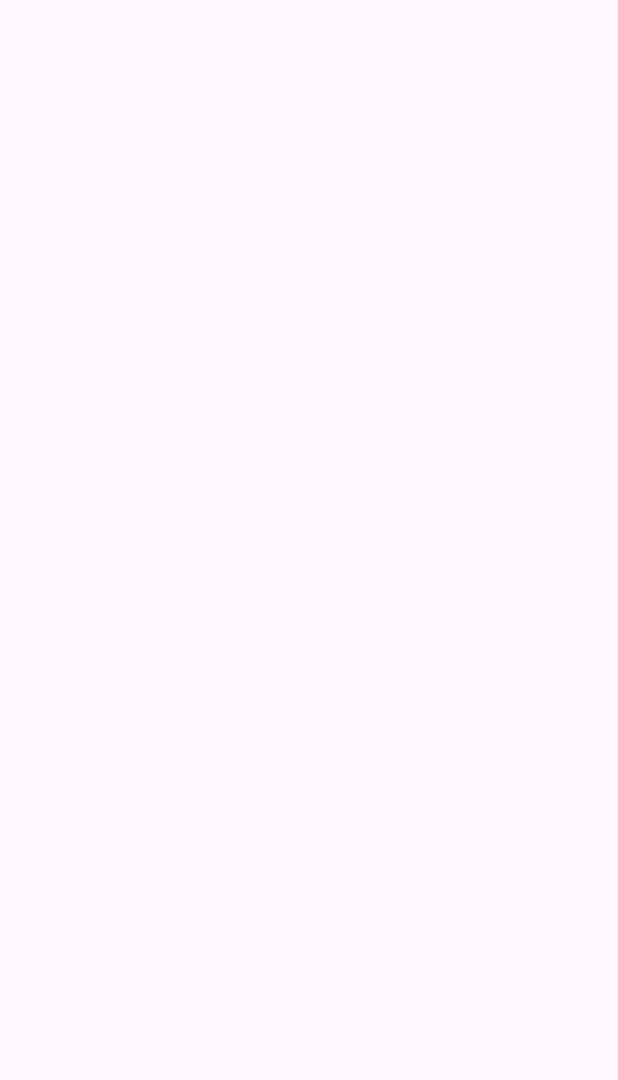
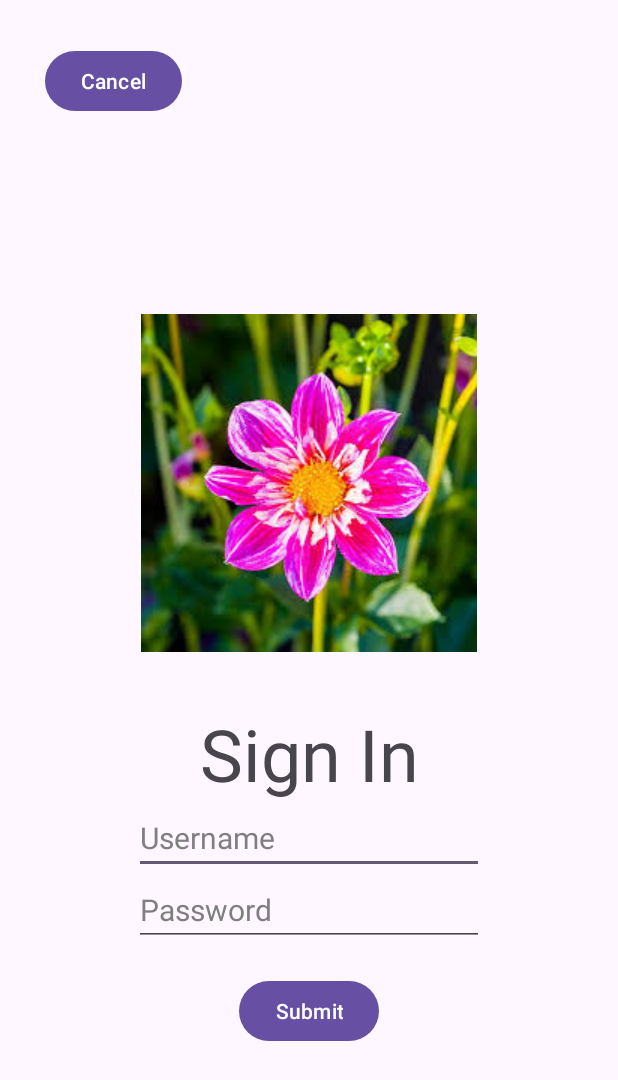
Before and after one commit to Celian4862/MobileDev, an Android app: the SigninActivity screen opened directly, with no data from a screen before it, on a phone screen of 412 x 824 dp. Before the commit the part shown is empty. Shown: the top 1080 px of the screen. Run offline under Robolectric (Android 15) with nearby library versions, the phone set to English and light mode, and no system bars.

Commit message:
Added activity_signin.xml layout

```diff
--- a/app/src/main/res/layout/activity_signin.xml
+++ b/app/src/main/res/layout/activity_signin.xml
@@ -7,4 +7,91 @@
     android:layout_height="match_parent"
     tools:context=".SigninActivity">
 
+    <LinearLayout
+        android:layout_width="match_parent"
+        android:layout_height="match_parent"
+        android:layout_margin="30dp"
+        android:orientation="vertical"
+        app:layout_constraintBottom_toBottomOf="parent"
+        app:layout_constraintEnd_toEndOf="parent"
+        app:layout_constraintStart_toStartOf="parent"
+        app:layout_constraintTop_toTopOf="parent">
+
+        <Button
+            android:id="@+id/cancel"
+            android:layout_width="wrap_content"
+            android:layout_height="wrap_content"
+            android:text="@string/cancel" />
+
+        <LinearLayout
+            android:layout_width="match_parent"
+            android:layout_height="match_parent"
+            android:gravity="center"
+            android:orientation="vertical">
+
+            <Space
+                android:layout_width="match_parent"
+                android:layout_height="35dp" />
+
+            <ImageView
+                android:id="@+id/imageView3"
+                android:layout_width="match_parent"
+                android:layout_height="wrap_content"
+                android:contentDescription="@string/logo"
+                app:srcCompat="@drawable/logo" />
+
+            <Space
+                android:layout_width="match_parent"
+                android:layout_height="35dp" />
+
+            <TextView
+                android:id="@+id/txt"
+                android:layout_width="match_parent"
+                android:layout_height="wrap_content"
+                android:gravity="center"
+                android:text="@string/sign_in"
+                android:textSize="48sp" />
+
+            <EditText
+                android:id="@+id/username"
+                android:layout_width="wrap_content"
+                android:layout_height="wrap_content"
+                android:autofillHints="username"
+                android:ems="10"
+                android:textSize="20sp"
+                android:hint="@string/username"
+                android:inputType="text"
+                android:textColorHint="#FE7E7E7E"
+                android:text="" />
+
+            <EditText
+                android:id="@+id/password"
+                android:layout_width="wrap_content"
+                android:layout_height="wrap_content"
+                android:ems="10"
+                android:textSize="20sp"
+                android:autofillHints="password"
+                android:hint="@string/password"
+                android:inputType="textPassword"
+                android:textColorHint="#FE7E7E7E"
+                android:text="" />
+
+
+            <TextView
+                android:id="@+id/error"
+                android:layout_width="wrap_content"
+                android:layout_height="wrap_content"
+                android:gravity="center"
+                android:text=""
+                android:textColor="#FF0000" />
+
+            <Button
+                android:id="@+id/submit"
+                android:layout_width="wrap_content"
+                android:layout_height="wrap_content"
+                android:text="@string/submit" />
+
+        </LinearLayout>
+    </LinearLayout>
+
 </androidx.constraintlayout.widget.ConstraintLayout>
```
